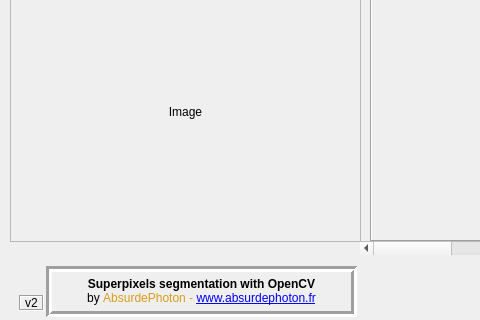
Above: mainwindow.ui from AbsurdePhoton/superpixels-segmentation-gui-opencv before the change; both pictures show x 0 to 480 and y 469 to 789 of the 1366 by 789 pixel window. Below: the same form after it.
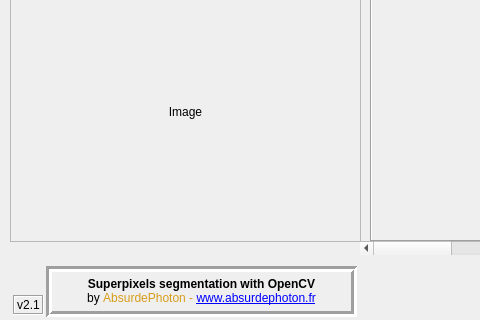
That is the form after the change. Icons and pictures are not drawn.

The edit to the form file:
```diff
--- a/mainwindow.ui
+++ b/mainwindow.ui
@@ -3930,10 +3930,10 @@
     <widget class="QLabel" name="label_18">
      <property name="geometry">
       <rect>
-       <x>9</x>
+       <x>3</x>
        <y>29</y>
-       <width>25</width>
-       <height>16</height>
+       <width>31</width>
+       <height>20</height>
       </rect>
      </property>
      <property name="toolTip">
@@ -3946,7 +3946,7 @@
       <enum>QFrame::Sunken</enum>
      </property>
      <property name="text">
-      <string>v2</string>
+      <string>v2.1</string>
      </property>
      <property name="scaledContents">
       <bool>false</bool>
```
Left out of the diff: 4 changed lines with no effect on the pictures.
